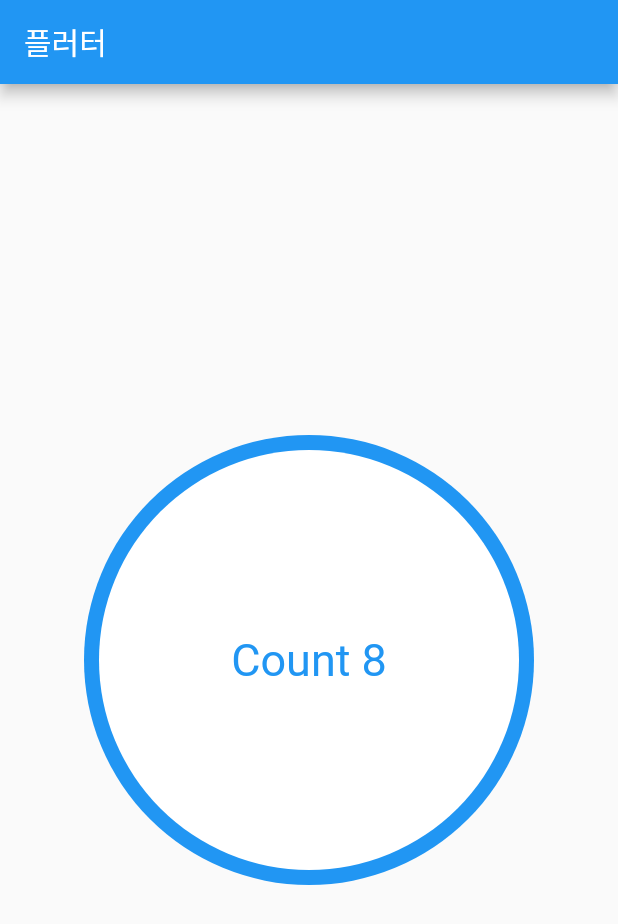
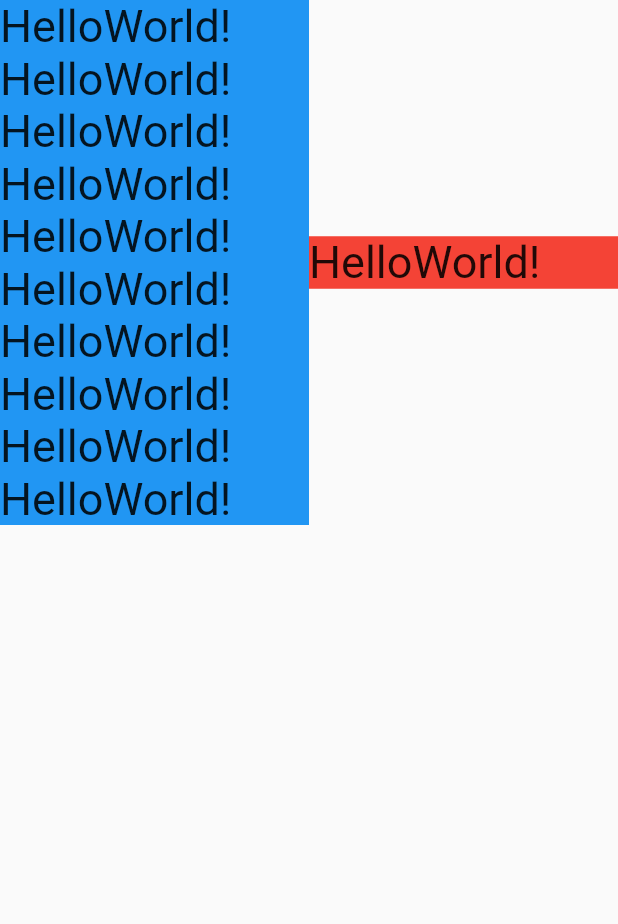
Before and after one commit to khoon9/practice-flutter, a Flutter app: the screen it shows after launch, on a phone screen of 412 x 824 dp. Shown: the top 924 px of the screen. Run offline on Flutter 3.47's test engine with Material 2 defaults, Android fonts, the light colour scheme and no system bars.

Commit message:
feat: add the contents practiced in lectures 08(about flutter layout 04)

```diff
--- a/flutter_project01/lib/main.dart
+++ b/flutter_project01/lib/main.dart
@@ -1,54 +1,43 @@
 import 'package:flutter/material.dart';
 
 void main() {
-  runApp(MaterialApp(
-    home: Scaffold(
-      appBar: AppBar(
-        title: Text("플러터"),
-      ),
-      body: Body(),
-    ),
+  runApp(const MaterialApp(
+    home: HomeWidget(),
   ));
 }
 
-class Body extends StatelessWidget {
-  const Body({super.key});
+class HomeWidget extends StatelessWidget {
+  const HomeWidget({super.key});
 
   @override
   Widget build(BuildContext context) {
-    return Stack(
+    return const SafeArea(
+      child: Scaffold(body: ConstraintsWidget()),
+    );
+  }
+}
+
+class ConstraintsWidget extends StatelessWidget {
+  const ConstraintsWidget({super.key});
+
+  @override
+  Widget build(BuildContext context) {
+    return Row(
       children: [
-        Align(
-          alignment: Alignment.center,
-          child: Container(
-            width: 300,
-            height: 300,
-            decoration: BoxDecoration(
-              color: Colors.blue,
-              borderRadius: BorderRadius.circular(150),
-
-            ),
-          ),
-        ),
-        Align(
-          alignment: Alignment.center,
-          child: Container(
-            width: 280,
-            height: 280,
-            decoration: BoxDecoration(
-              color: Colors.white,
-              borderRadius: BorderRadius.circular(140),
-
-            ),
-          ),
-        ),
-        Align(
-          alignment: Alignment.center,
-          child: Text(
-            'Count 8',
-            style: TextStyle(color: Colors.blue, fontSize: 30),
-          ),
-        )
+        Expanded(
+            child: Container(
+                color: Colors.blue,
+                child: Text(
+                  'HelloWorld!HelloWorld!HelloWorld!HelloWorld!HelloWorld!HelloWorld!HelloWorld!HelloWorld!HelloWorld!HelloWorld!',
+                  style: TextStyle(fontSize: 30),
+                ))),
+        Expanded(
+            child: Container(
+                color: Colors.red,
+                child: Text(
+                  'HelloWorld!',
+                  style: TextStyle(fontSize: 30),
+                ))),
       ],
     );
   }
```
